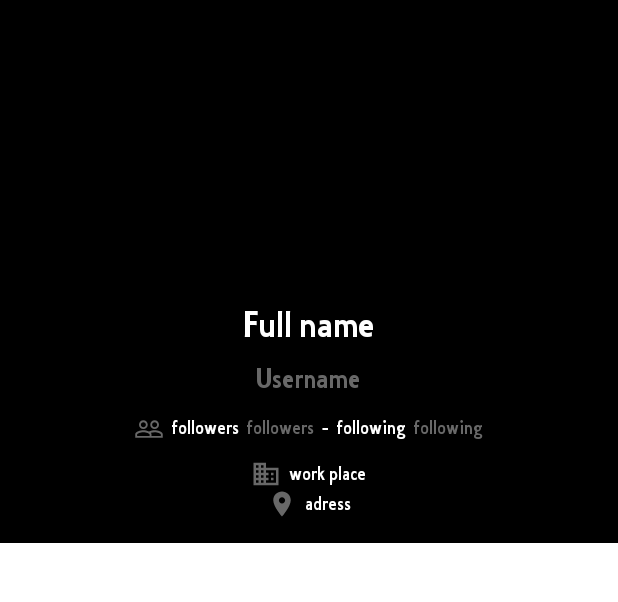
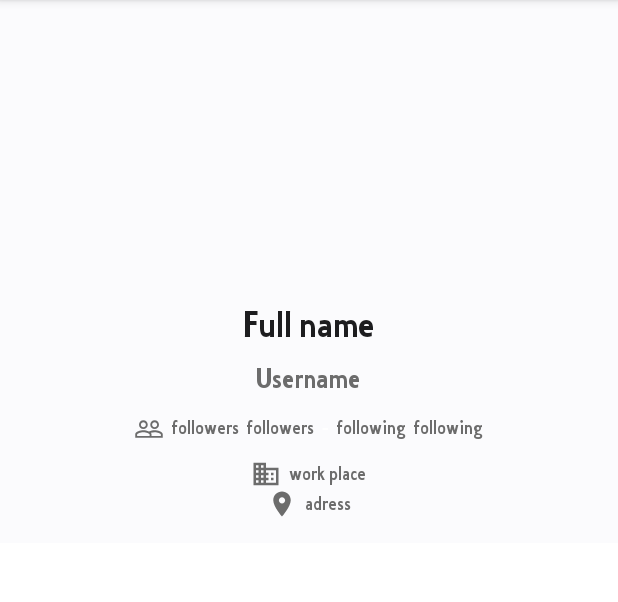
Before and after one commit to mavinii/GithubRepoApp, an Android app: the ApiOrgs screen opened directly, with no data from a screen before it, on a phone screen of 412 x 824 dp, the part 84-686 px from its top. Run offline under Robolectric (Android 15) with nearby library versions, the phone set to English and light mode, and no system bars; our stand-ins replace Picasso; pictures from the network do not load.

Commit message:
safe backup

```diff
--- a/app/build.gradle
+++ b/app/build.gradle
@@ -58,4 +58,6 @@ dependencies {
     testImplementation 'junit:junit:4.+'
     androidTestImplementation 'androidx.test.ext:junit:1.1.3'
     androidTestImplementation 'androidx.test.espresso:espresso-core:3.4.0'
+
+    implementation("androidx.cardview:cardview:1.0.0")
 }
--- a/app/src/main/res/layout/github_user_template.xml
+++ b/app/src/main/res/layout/github_user_template.xml
@@ -6,7 +6,7 @@
     android:layout_width="match_parent"
     android:layout_height="wrap_content"
     android:orientation="vertical"
-    android:background="@color/black">
+    android:background="@color/background_gray">
 
     <LinearLayout
         android:layout_width="wrap_content"
@@ -36,7 +36,7 @@
             android:layout_height="wrap_content"
             android:layout_gravity="center"
             android:text="Full name"
-            android:textColor="@color/white"
+            android:textColor="@color/card_title"
             android:fontFamily="@font/githubfont"
             android:textSize="26sp"
             android:paddingTop="10dp"/>
@@ -49,7 +49,7 @@
             android:text="Username"
             android:paddingTop="5dp"
             android:textSize="20sp"
-            android:textColor="@color/gray"
+            android:textColor="@color/card_sub_title"
             android:fontFamily="@font/githubfont"/>
     </LinearLayout>
 
@@ -69,7 +69,7 @@
             android:layout_gravity="center"
             android:src="@drawable/ic_followme"
             android:layout_marginEnd="5dp"
-            app:tint="@color/gray" />
+            app:tint="@color/card_sub_title" />
 
         <TextView
             android:id="@+id/userFollowers"
@@ -77,7 +77,7 @@
             android:layout_height="wrap_content"
             android:layout_marginEnd="5dp"
             android:text="followers"
-            android:textColor="@color/white"
+            android:textColor="@color/card_sub_title"
             android:fontFamily="@font/githubfont"/>
 
         <TextView
@@ -86,7 +86,7 @@
             android:layout_height="wrap_content"
             android:layout_marginEnd="5dp"
             android:text="followers"
-            android:textColor="@color/gray"
+            android:textColor="@color/card_sub_title"
             android:fontFamily="@font/githubfont"/>
 
         <TextView
@@ -104,7 +104,7 @@
             android:layout_height="wrap_content"
             android:layout_marginEnd="5dp"
             android:text="following"
-            android:textColor="@color/white"
+            android:textColor="@color/card_sub_title"
             android:fontFamily="@font/githubfont"/>
 
         <TextView
@@ -112,7 +112,7 @@
             android:layout_width="wrap_content"
             android:layout_height="wrap_content"
             android:text="following"
-            android:textColor="@color/gray"
+            android:textColor="@color/card_sub_title"
             android:fontFamily="@font/githubfont"/>
     </LinearLayout>
 
@@ -128,7 +128,7 @@
             android:src="@drawable/ic_workplace"
             android:layout_gravity="center"
             android:layout_marginEnd="5dp"
-            app:tint="@color/gray"
+            app:tint="@color/card_sub_title"
             android:fontFamily="@font/githubfont"/>
 
         <TextView
@@ -138,7 +138,7 @@
             android:layout_gravity="center"
             android:fontFamily="@font/githubfont"
             android:text="work place"
-            android:textColor="@color/white" />
+            android:textColor="@color/card_sub_title" />
     </LinearLayout>
 
     <LinearLayout
@@ -154,7 +154,7 @@
             android:src="@drawable/ic_location"
             android:layout_marginEnd="5dp"
             android:layout_gravity="center"
-            app:tint="@color/gray"
+            app:tint="@color/card_sub_title"
             android:fontFamily="@font/githubfont"/>
 
         <TextView
@@ -163,7 +163,7 @@
             android:layout_height="wrap_content"
             android:layout_gravity="center"
             android:text="adress"
-            android:textColor="@color/white"
+            android:textColor="@color/card_sub_title"
             android:fontFamily="@font/githubfont"/>
 
     </LinearLayout>
--- a/app/src/main/res/values/colors.xml
+++ b/app/src/main/res/values/colors.xml
@@ -14,4 +14,6 @@
     <color name="background_gray">#FBFBFD</color>
     <color name="card_gray">#F1F1F1</color>
     <color name="card_title">#1D1D1F</color>
+    <color name="card_sub_title">#6C6C6C</color>
+
 </resources>
```
Also changed, not shown: app/src/main/res/layout/activity_main.xml (+4 -4 lines), app/src/main/res/layout/recycle_template.xml (+10 -8 lines).
